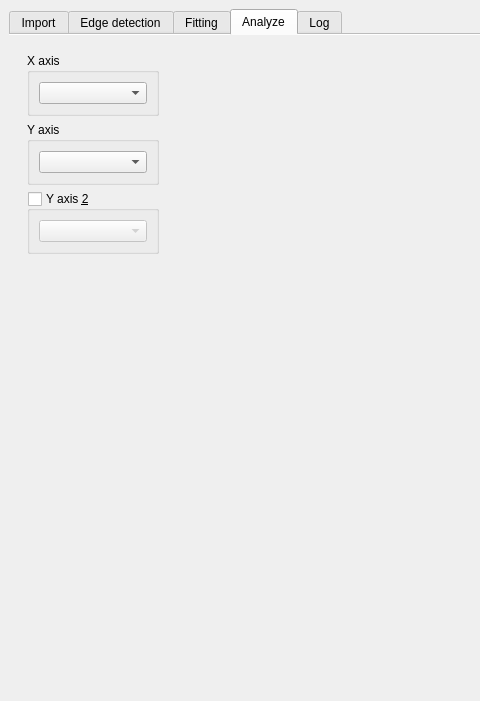
Qt form design.ui (galaunay/pyDSA_gui) before a commit; both pictures show x 0 to 480 and y 0 to 701 of the 893 by 701 pixel window.
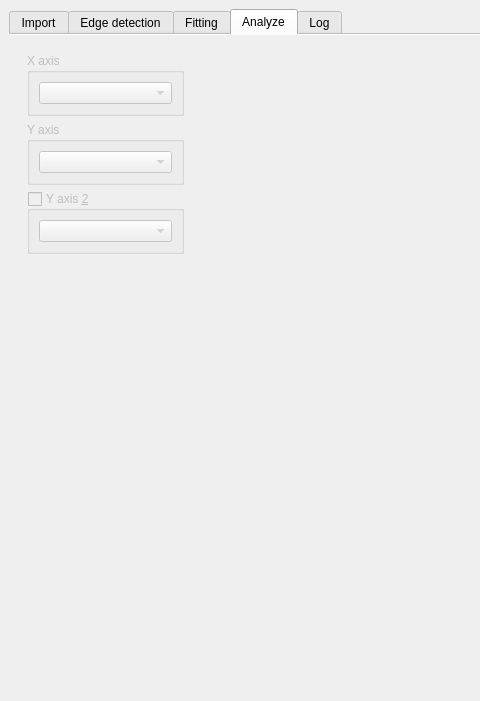
The same form after that commit. The open tabs and pages were chosen to show the change. Custom widgets are drawn as their Qt base class.

Commit message: Add tooltips and enable options only when relevant

What changed in the file:
```diff
--- a/design.ui
+++ b/design.ui
@@ -1087,21 +1087,9 @@
        <layout class="QHBoxLayout" name="horizontalLayout_9">
         <item>
          <widget class="QFrame" name="frame_4">
-          <property name="sizePolicy">
-           <sizepolicy hsizetype="Fixed" vsizetype="Preferred">
-            <horstretch>2</horstretch>
-            <verstretch>0</verstretch>
-           </sizepolicy>
-          </property>
-          <property name="maximumSize">
+          <property name="minimumSize">
            <size>
-            <width>150</width>
-            <height>16777215</height>
-           </size>
-          </property>
-          <property name="baseSize">
-           <size>
-            <width>150</width>
+            <width>175</width>
             <height>0</height>
            </size>
           </property>
@@ -1113,7 +1101,10 @@
           </property>
           <layout class="QVBoxLayout" name="verticalLayout_11">
            <item>
-            <widget class="QGroupBox" name="tab3_circle_box_2">
+            <widget class="QGroupBox" name="tab4_xaxis_box">
+             <property name="enabled">
+              <bool>false</bool>
+             </property>
              <property name="title">
               <string>X axis</string>
              </property>
@@ -1128,13 +1119,23 @@
              </property>
              <layout class="QVBoxLayout" name="verticalLayout_13">
               <item>
-               <widget class="QComboBox" name="tab4_combo_xaxis"/>
+               <widget class="QComboBox" name="tab4_combo_xaxis">
+                <property name="sizePolicy">
+                 <sizepolicy hsizetype="Minimum" vsizetype="Fixed">
+                  <horstretch>0</horstretch>
+                  <verstretch>0</verstretch>
+                 </sizepolicy>
+                </property>
+               </widget>
               </item>
              </layout>
             </widget>
            </item>
            <item>
-            <widget class="QGroupBox" name="tab3_circle_box_3">
+            <widget class="QGroupBox" name="tab4_yaxis_box">
+             <property name="enabled">
+              <bool>false</bool>
+             </property>
              <property name="title">
               <string>Y axis</string>
              </property>
@@ -1155,7 +1156,10 @@
             </widget>
            </item>
            <item>
-            <widget class="QGroupBox" name="tab3_circle_box_4">
+            <widget class="QGroupBox" name="tab4_yaxis2_box">
+             <property name="enabled">
+              <bool>false</bool>
+             </property>
              <property name="title">
               <string>Y axis &amp;2</string>
              </property>
```
Left out of the diff: 165 changed lines with no effect on the pictures. The commit also changes 1 other file.
